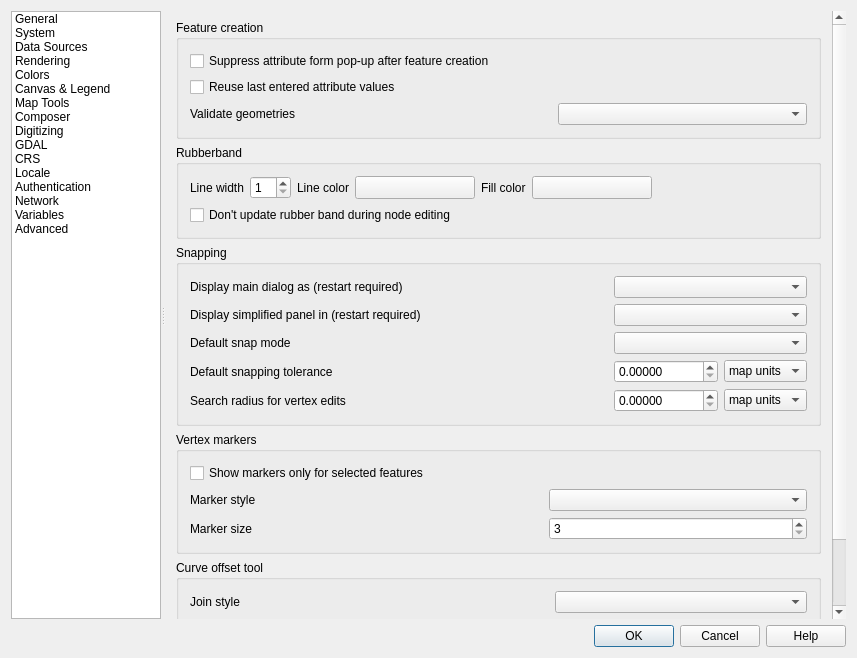
Qt form src/ui/qgsoptionsbase.ui (qgis/QGIS) before a commit.
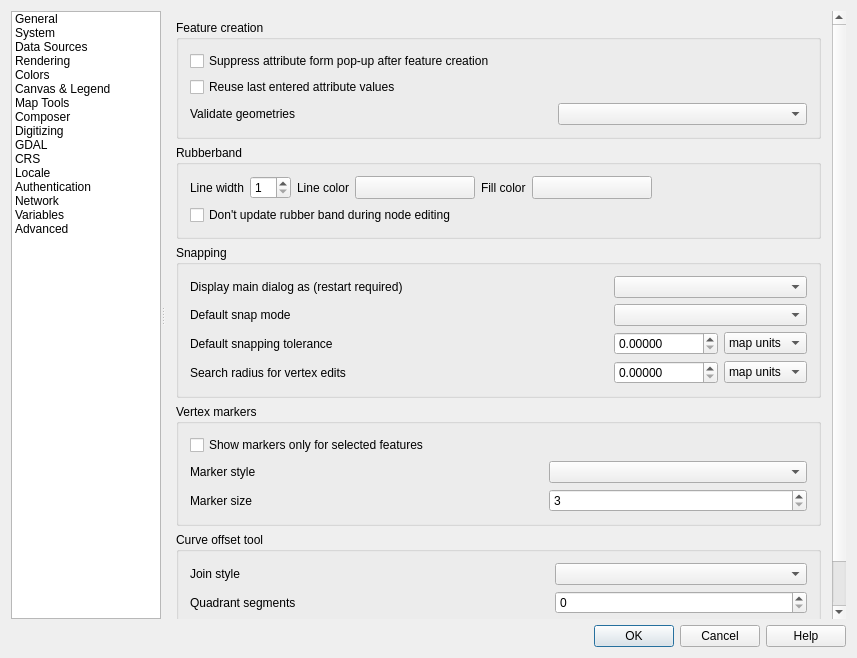
The same form after that commit. The open tabs and pages were chosen to show the change. Icons and pictures are not drawn. Custom widgets are drawn as their Qt base class.

Commit message: Remove snapping settings from status bar

What changed in the file:
```diff
--- a/src/ui/qgsoptionsbase.ui
+++ b/src/ui/qgsoptionsbase.ui
@@ -3802,8 +3802,8 @@
                <rect>
                 <x>0</x>
                 <y>0</y>
-                <width>671</width>
-                <height>669</height>
+                <width>670</width>
+                <height>718</height>
                </rect>
               </property>
               <layout class="QVBoxLayout" name="verticalLayout_31">
@@ -4003,7 +4003,67 @@
                   <string>Snapping</string>
                  </property>
                  <layout class="QGridLayout" name="_10">
-                  <item row="3" column="5" colspan="2">
+                  <item row="1" column="1">
+                   <widget class="QLabel" name="label_49">
+                    <property name="text">
+                     <string>Display main dialog as (restart required)</string>
+                    </property>
+                   </widget>
+                  </item>
+                  <item row="2" column="1">
+                   <widget class="QLabel" name="mDefaultSnapModeLabel">
+                    <property name="text">
+                     <string>Default snap mode</string>
+                    </property>
+                   </widget>
+                  </item>
+                  <item row="3" column="6">
+                   <widget class="QComboBox" name="mDefaultSnappingToleranceComboBox">
+                    <property name="sizePolicy">
+                     <sizepolicy hsizetype="Expanding" vsizetype="Fixed">
+                      <horstretch>0</horstretch>
+                      <verstretch>0</verstretch>
+                     </sizepolicy>
+                    </property>
+                    <item>
+                     <property name="text">
+                      <string>map units</string>
+                     </property>
+                    </item>
+                    <item>
+                     <property name="text">
+                      <string>pixels</string>
+                     </property>
+                    </item>
+                   </widget>
+                  </item>
+                  <item row="4" column="4">
+                   <spacer>
+                    <property name="orientation">
+                     <enum>Qt::Horizontal</enum>
+                    </property>
+                    <property name="sizeHint" stdset="0">
+                     <size>
+                      <width>61</width>
+                      <height>20</height>
+                     </size>
+                    </property>
+                   </spacer>
+                  </item>
+                  <item row="3" column="3" colspan="2">
+                   <spacer>
+                    <property name="orientation">
+                     <enum>Qt::Horizontal</enum>
+                    </property>
+                    <property name="sizeHint" stdset="0">
+                     <size>
+                      <width>241</width>
+                      <height>20</height>
+                     </size>
+                    </property>
+                   </spacer>
+                  </item>
+                  <item row="2" column="5" colspan="2">
                    <widget class="QComboBox" name="mDefaultSnapModeComboBox">
                     <property name="sizePolicy">
                      <sizepolicy hsizetype="Expanding" vsizetype="Fixed">
@@ -4014,16 +4074,6 @@
                    </widget>
                   </item>
                   <item row="4" column="5">
-                   <widget class="QDoubleSpinBox" name="mDefaultSnappingToleranceSpinBox">
-                    <property name="decimals">
-                     <number>5</number>
-                    </property>
-                    <property name="maximum">
-                     <double>99999999.989999994635582</double>
-                    </property>
-                   </widget>
-                  </item>
-                  <item row="5" column="5">
                    <widget class="QDoubleSpinBox" name="mSearchRadiusVertexEditSpinBox">
                     <property name="decimals">
                      <number>5</number>
@@ -4033,27 +4083,30 @@
                     </property>
                    </widget>
                   </item>
+                  <item row="3" column="5">
+                   <widget class="QDoubleSpinBox" name="mDefaultSnappingToleranceSpinBox">
+                    <property name="decimals">
+                     <number>5</number>
+                    </property>
+                    <property name="maximum">
+                     <double>99999999.989999994635582</double>
+                    </property>
+                   </widget>
+                  </item>
+                  <item row="2" column="2" colspan="3">
+                   <spacer>
+                    <property name="orientation">
+                     <enum>Qt::Horizontal</enum>
+                    </property>
+                    <property name="sizeHint" stdset="0">
+                     <size>
+                      <width>311</width>
+                      <height>20</height>
+                     </size>
+                    </property>
+                   </spacer>
+                  </item>
                   <item row="4" column="6">
-                   <widget class="QComboBox" name="mDefaultSnappingToleranceComboBox">
-                    <property name="sizePolicy">
-                     <sizepolicy hsizetype="Expanding" vsizetype="Fixed">
-                      <horstretch>0</horstretch>
-                      <verstretch>0</verstretch>
-                     </sizepolicy>
-                    </property>
-                    <item>
-                     <property name="text">
-                      <string>map units</string>
-                     </property>
-                    </item>
-                    <item>
-                     <property name="text">
-                      <string>pixels</string>
-                     </property>
-                    </item>
-                   </widget>
-                  </item>
-                  <item row="5" column="6">
                    <widget class="QComboBox" name="mSearchRadiusVertexEditComboBox">
                     <item>
                      <property name="text">
@@ -4067,86 +4120,23 @@
                     </item>
                    </widget>
                   </item>
-                  <item row="5" column="4">
-                   <spacer>
-                    <property name="orientation">
-                     <enum>Qt::Horizontal</enum>
-                    </property>
-                    <property name="sizeHint" stdset="0">
-                     <size>
-                      <width>61</width>
-                      <height>20</height>
-                     </size>
-                    </property>
-                   </spacer>
-                  </item>
-                  <item row="4" column="3" colspan="2">
-                   <spacer>
-                    <property name="orientation">
-                     <enum>Qt::Horizontal</enum>
-                    </property>
-                    <property name="sizeHint" stdset="0">
-                     <size>
-                      <width>241</width>
-                      <height>20</height>
-                     </size>
-                    </property>
-                   </spacer>
-                  </item>
-                  <item row="3" column="2" colspan="3">
-                   <spacer>
-                    <property name="orientation">
-                     <enum>Qt::Horizontal</enum>
-                    </property>
-                    <property name="sizeHint" stdset="0">
-                     <size>
-                      <width>311</width>
-                      <height>20</height>
-                     </size>
-                    </property>
-                   </spacer>
-                  </item>
-                  <item row="5" column="1" colspan="3">
+                  <item row="4" column="1" colspan="3">
                    <widget class="QLabel" name="mVertexSearchRadiusVertexEditLabel">
                     <property name="text">
                      <string>Search radius for vertex edits</string>
                     </property>
                    </widget>
                   </item>
-                  <item row="1" column="1">
-                   <widget class="QLabel" name="label_49">
-                    <property name="text">
-                     <string>Display main dialog as (restart required)</string>
-                    </property>
-                   </widget>
-                  </item>
-                  <item row="3" column="1">
-                   <widget class="QLabel" name="mDefaultSnapModeLabel">
-                    <property name="text">
-                     <string>Default snap mode</string>
-                    </property>
-                   </widget>
-                  </item>
-                  <item row="2" column="1">
-                   <widget class="QLabel" name="label_2">
-                    <property name="text">
-                     <string>Display simplified panel in (restart required)</string>
-                    </property>
-                   </widget>
-                  </item>
-                  <item row="4" column="1" colspan="2">
-                   <widget class="QLabel" name="mDefaultSnappingToleranceTextLabel">
-                    <property name="text">
-                     <string>Default snapping tolerance</string>
-                    </property>
-                   </widget>
-                  </item>
-                  <item row="2" column="5" colspan="2">
-                   <widget class="QComboBox" name="mSnappingSimplePanelComboBox"/>
-                  </item>
                   <item row="1" column="5" colspan="2">
                    <widget class="QComboBox" name="mSnappingMainDialogComboBox"/>
                   </item>
+                  <item row="3" column="1" colspan="2">
+                   <widget class="QLabel" name="mDefaultSnappingToleranceTextLabel">
+                    <property name="text">
+                     <string>Default snapping tolerance</string>
+                    </property>
+                   </widget>
+                  </item>
                  </layout>
                 </widget>
                </item>
```
Left out of the diff: 50 changed lines with no effect on the pictures. The commit also changes 4 other files.
